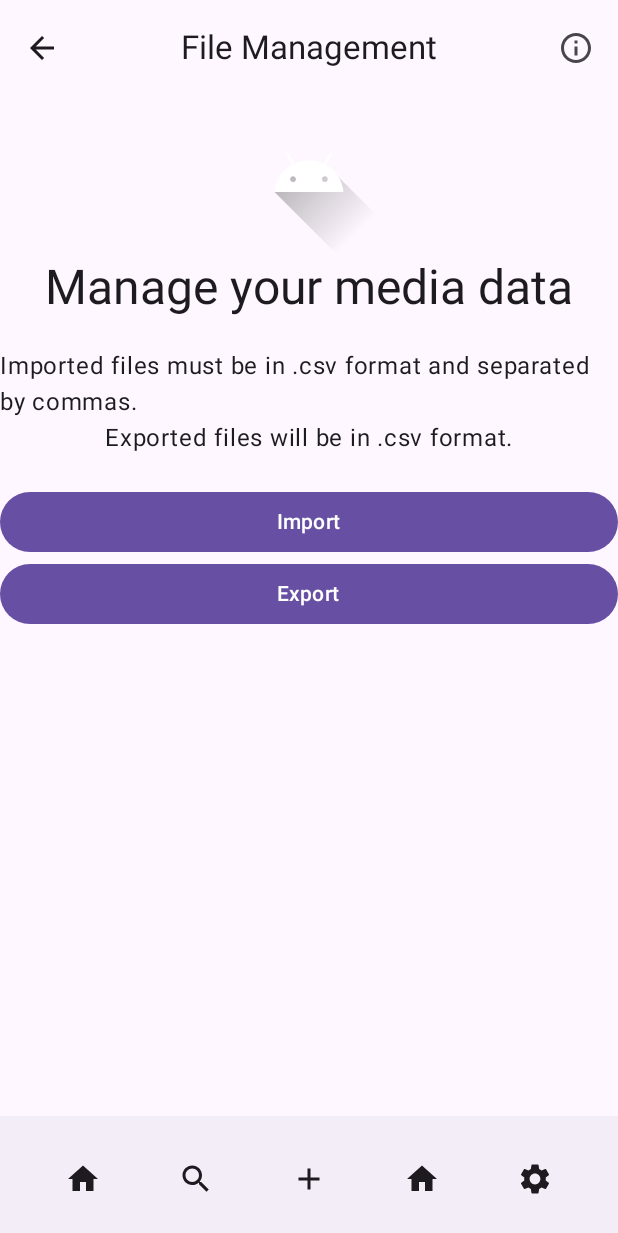
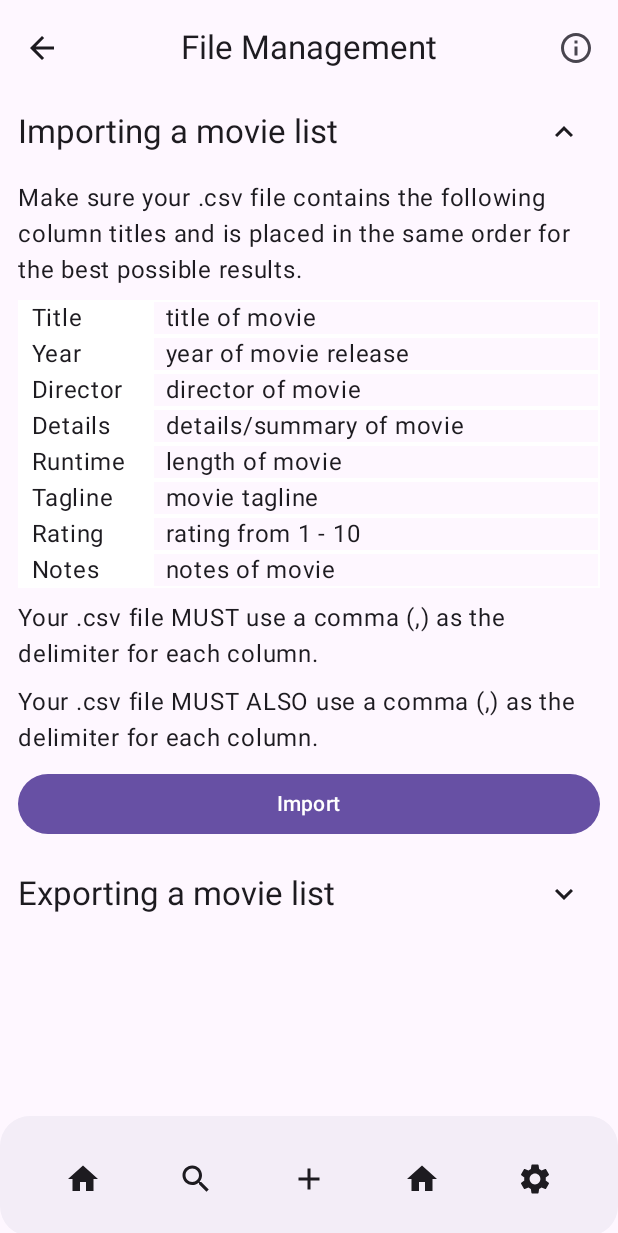
Before and after one commit to ISmoothI/MyMediaApp, an Android app built with Jetpack Compose: the Files screen opened through its navigation route, after a tap on "Import", on a phone screen of 412 x 824 dp. Shown: the top 1233 px of the screen. Run offline under Robolectric (Android 15) with nearby library versions, the phone set to English and light mode, and no system bars; our stand-ins replace Dagger/Hilt's generated code, Room's generated code; 1 other tap on this screen came first.

Commit message:
Updated Files screen and import/export options to account for commas in Strings

```diff
--- a/app/src/main/java/com/example/mediatracker/compose/Files.kt
+++ b/app/src/main/java/com/example/mediatracker/compose/Files.kt
@@ -5,16 +5,22 @@ import android.net.Uri
 import androidx.activity.compose.rememberLauncherForActivityResult
 import androidx.activity.result.contract.ActivityResultContracts
 import androidx.activity.result.contract.ActivityResultContracts.CreateDocument
-import androidx.compose.foundation.Image
+import androidx.compose.foundation.BorderStroke
+import androidx.compose.foundation.background
+import androidx.compose.foundation.border
+import androidx.compose.foundation.layout.Arrangement
 import androidx.compose.foundation.layout.Box
 import androidx.compose.foundation.layout.Column
-import androidx.compose.foundation.layout.Spacer
+import androidx.compose.foundation.layout.Row
 import androidx.compose.foundation.layout.fillMaxSize
 import androidx.compose.foundation.layout.fillMaxWidth
-import androidx.compose.foundation.layout.height
 import androidx.compose.foundation.layout.padding
+import androidx.compose.foundation.rememberScrollState
+import androidx.compose.foundation.verticalScroll
 import androidx.compose.material.icons.Icons
 import androidx.compose.material.icons.automirrored.filled.ArrowBack
+import androidx.compose.material.icons.filled.KeyboardArrowDown
+import androidx.compose.material.icons.filled.KeyboardArrowUp
 import androidx.compose.material.icons.outlined.Info
 import androidx.compose.material3.Button
 import androidx.compose.material3.CenterAlignedTopAppBar
@@ -26,7 +32,6 @@ import androidx.compose.material3.MaterialTheme
 import androidx.compose.material3.Scaffold
 import androidx.compose.material3.Text
 import androidx.compose.runtime.Composable
-import androidx.compose.runtime.LaunchedEffect
 import androidx.compose.runtime.collectAsState
 import androidx.compose.runtime.getValue
 import androidx.compose.runtime.mutableStateOf
@@ -34,18 +39,16 @@ import androidx.compose.runtime.remember
 import androidx.compose.runtime.setValue
 import androidx.compose.ui.Alignment
 import androidx.compose.ui.Modifier
+import androidx.compose.ui.graphics.Color
 import androidx.compose.ui.platform.LocalContext
-import androidx.compose.ui.res.painterResource
 import androidx.compose.ui.tooling.preview.Preview
 import androidx.compose.ui.unit.dp
 import androidx.hilt.navigation.compose.hiltViewModel
 import androidx.navigation.NavHostController
 import androidx.navigation.compose.rememberNavController
-import com.example.mediatracker.R
 import com.example.mediatracker.data.movie.Movie
 import com.example.mediatracker.data.movie.MovieViewModel
 import java.io.InputStream
-import java.net.URI
 
 @Preview(showBackground = true)
 @Composable
@@ -59,26 +62,29 @@ fun importFile(movieViewModel: MovieViewModel, context: Context, csvUri: Uri) {
     //get file location picked by user via URI and read the data
     val inputStream: InputStream? = context.contentResolver.openInputStream(csvUri)
     val reader = inputStream?.bufferedReader()
+    val regex = Regex("\"([^\"]*)\",(\\d{4}),\"([^\"]*)\",\"([^\"]*)\",(\\d+),\"([^\"]*)\",(\\d{1,2}),\"([^\"]*)\"")
 
     //read header line and skip it
     reader?.readLine()
 
     //read each movie entry and add to database
     reader?.forEachLine { line ->
-        val movieCSVLine = line.split(",")
+        val movieRegexVals = regex.findAll(line)
 
-        movieViewModel.upsertMovie(Movie(
-            title = movieCSVLine[1],
-            year = movieCSVLine[2].toInt(),
-            director = movieCSVLine[3],
-            body = movieCSVLine[4],
-            runtime = movieCSVLine[5].toInt(),
-            tagline = movieCSVLine[6],
-            rating = movieCSVLine[7].toInt(),
-            note = movieCSVLine[8],
-            ownPhysical = (movieCSVLine[9] == "true"),
-            ownDigital = (movieCSVLine[10] == "true")
-        ))
+        movieRegexVals.forEach { match ->
+            movieViewModel.upsertMovie(Movie(
+                title = match.groupValues[1],
+                year = match.groupValues[2].toInt(),
+                director = match.groupValues[3],
+                body = match.groupValues[4],
+                runtime = match.groupValues[5].toInt(),
+                tagline = match.groupValues[6],
+                rating = match.groupValues[7].toInt(),
+                note = match.groupValues[8],
+                ownPhysical = false,
+                ownDigital = false
+            ))
+        }
     }
 
     inputStream?.close()
@@ -89,16 +95,31 @@ fun exportFile(context: Context, dirUri: Uri, movieList: List<Movie>) {
     val bw = context.contentResolver.openOutputStream(dirUri)
 
     //write the headers
-    bw?.write(("uid,title,year,director,body,runtime,tagline,rating,note,own_physical,own_digital\n").toByteArray())
+    bw?.write(("title,year,director,body,runtime,tagline,rating,note\n").toByteArray())
 
     //write each movie entry into the csv file
     movieList.forEach { movie ->
-        bw?.write(("${movie.movieId},${movie.title},${movie.year},${movie.director},${movie.body},${movie.runtime},${movie.tagline},${movie.rating},${movie.note},${movie.ownPhysical},${movie.ownDigital}\n").toByteArray())
+        bw?.write(("\"${movie.title}\",${movie.year},\"${movie.director}\",\"${movie.body}\",${movie.runtime},\"${movie.tagline}\",${movie.rating},\"${movie.note}\"\n").toByteArray())
         println(movie.toString())
     }
 
     bw?.flush()
     bw?.close()
+}
+
+fun fileColumn(): Map<String, String> {
+    val columnMap: Map<String, String> = mapOf(
+        "Title" to "title of movie",
+        "Year" to "year of movie release",
+        "Director" to "director of movie",
+        "Details" to "details/summary of movie",
+        "Runtime" to "length of movie",
+        "Tagline" to "movie tagline",
+        "Rating" to "rating from 1 - 10",
+        "Notes" to "notes of movie",
+    )
+
+    return columnMap
 }
 
 @OptIn(ExperimentalMaterial3Api::class)
@@ -107,8 +128,12 @@ fun Files(navController: NavHostController, movieViewModel: MovieViewModel = hil
     val context = LocalContext.current
     val movieList by movieViewModel.entries.collectAsState()
     val isListLoading by movieViewModel.isLoading.collectAsState()
+    val scrollState = rememberScrollState()
     var isImportLoading by remember { mutableStateOf(false) }
     var isExportLoading by remember { mutableStateOf(false) }
+    var showImportInfo by remember { mutableStateOf(false) }
+    var showExportInfo by remember { mutableStateOf(false) }
+    val columnMap = fileColumn()
 
     val importLauncher = rememberLauncherForActivityResult(ActivityResultContracts.GetContent()) { csvUri ->
         if (csvUri != null) {
@@ -149,24 +174,60 @@ fun Files(navController: NavHostController, movieViewModel: MovieViewModel = hil
                 )
             }
         ) { innerPadding ->
-            Column(modifier = Modifier.padding(innerPadding).fillMaxSize(), horizontalAlignment = Alignment.CenterHorizontally) {
-                Image(painter = painterResource(id = R.drawable.ic_launcher_foreground), contentDescription = null)
-                Text(text = "Manage your media data", style = MaterialTheme.typography.headlineLarge)
-                Spacer(Modifier.height(20.dp))
-
-                Text(text = "Imported files must be in .csv format and separated by commas.", style = MaterialTheme.typography.bodyLarge)
-                Text(text = "Exported files will be in .csv format.", style = MaterialTheme.typography.bodyLarge)
-                Spacer(Modifier.height(20.dp))
-
+            Column(modifier = Modifier.padding(innerPadding).padding(horizontal = 12.dp).verticalScroll(scrollState).fillMaxSize(), horizontalAlignment = Alignment.CenterHorizontally, verticalArrangement = Arrangement.spacedBy(12.dp)) {
+                Column(verticalArrangement = Arrangement.spacedBy(8.dp)) {
+                    Row(modifier = Modifier.fillMaxWidth(), verticalAlignment = Alignment.CenterVertically, horizontalArrangement = Arrangement.SpaceBetween) {
+                        Text(text = "Importing a movie list", style = MaterialTheme.typography.titleLarge)
+                        IconButton(onClick = { showImportInfo = !showImportInfo }) {
+                            Icon(imageVector = if(showImportInfo) Icons.Default.KeyboardArrowUp else Icons.Default.KeyboardArrowDown, contentDescription = "Import information bar opened")
+                        }
+                    }
+                    if(showImportInfo) {
+                        Text(
+                            text = "Make sure your .csv file contains the following column titles and is placed in the same order for the best possible results.",
+                            style = MaterialTheme.typography.bodyLarge
+                        )
+                        Column {
+                            columnMap.forEach { (header, description) ->
+                                Row(modifier = Modifier.fillMaxWidth()) {
+                                    Text(modifier = Modifier.background(color = MaterialTheme.colorScheme.onSecondary).border(BorderStroke(1.dp, Color.White)).weight(0.3f), text = "  $header", style = MaterialTheme.typography.bodyLarge)
+                                    Text(modifier = Modifier.border(BorderStroke(1.dp, Color.White)).weight(1f), text = "  $description", style = MaterialTheme.typography.bodyLarge)
+                                }
+                            }
+                        }
+                        Text(
+                            text = "Your .csv file MUST use a comma (,) as the delimiter for each column. ",
+                            style = MaterialTheme.typography.bodyLarge
+                        )
+                        Text(
+                            text = "Your .csv file MUST ALSO use a comma (,) as the delimiter for each column. ",
+                            style = MaterialTheme.typography.bodyLarge
+                        )
+                        Button(modifier = Modifier.fillMaxWidth(), onClick = { importLauncher.launch("*/*") }) {
+                            Text("Import")
+                        }
+                    }
+                }
                 Column(modifier = Modifier.fillMaxWidth()) {
-                    Button(modifier = Modifier.fillMaxWidth(), onClick = {
-                        movieViewModel.getAllMovies()
-                        importLauncher.launch("*/*")
-                    }) {
-                        Text("Import")
+                    Row(modifier = Modifier.fillMaxWidth(), verticalAlignment = Alignment.CenterVertically, horizontalArrangement = Arrangement.SpaceBetween) {
+                        Text(text = "Exporting a movie list", style = MaterialTheme.typography.titleLarge)
+                        IconButton(onClick = {
+                            movieViewModel.getAllMovies()
+                            showExportInfo = !showExportInfo
+                        }) {
+                            Icon(imageVector = if(showExportInfo) Icons.Default.KeyboardArrowUp else Icons.Default.KeyboardArrowDown, contentDescription = "Export information bar opened")
+                        }
                     }
-                    Button(modifier = Modifier.fillMaxWidth(), onClick = { exportLauncher.launch("movies.csv") }) {
-                        Text("Export")
+                    if(showExportInfo) {
+                        Text(
+                            text = "Choose the directory where you want your .csv file, which will contain all of your inserted movie information, to be placed.",
+                            style = MaterialTheme.typography.bodyLarge
+                        )
+                        Button(
+                            modifier = Modifier.fillMaxWidth(),
+                            onClick = { exportLauncher.launch("movies.csv") }) {
+                            Text("Export")
+                        }
                     }
                 }
             }
--- a/app/src/main/java/com/example/mediatracker/compose/MainActivity.kt
+++ b/app/src/main/java/com/example/mediatracker/compose/MainActivity.kt
@@ -1,51 +1,40 @@
 package com.example.mediatracker.compose
 
-import android.annotation.SuppressLint
+//import com.example.mediatracker.ui.theme.MediaTrackerTheme
 import android.os.Bundle
 import androidx.activity.ComponentActivity
 import androidx.activity.compose.setContent
 import androidx.activity.enableEdgeToEdge
 import androidx.compose.foundation.layout.Arrangement
 import androidx.compose.foundation.layout.Box
-import androidx.compose.foundation.layout.Column
 import androidx.compose.foundation.layout.Row
 import androidx.compose.foundation.layout.fillMaxWidth
 import androidx.compose.foundation.layout.padding
-import androidx.compose.foundation.verticalScroll
+import androidx.compose.foundation.shape.RoundedCornerShape
 import androidx.compose.material.icons.Icons
 import androidx.compose.material.icons.filled.Add
-import androidx.compose.material.icons.filled.Clear
 import androidx.compose.material.icons.filled.Close
 import androidx.compose.material.icons.filled.Home
 import androidx.compose.material.icons.filled.Search
 import androidx.compose.material.icons.filled.Settings
-import androidx.compose.material.icons.outlined.Email
 import androidx.compose.material.icons.outlined.Home
 import androidx.compose.material.icons.outlined.Info
-import androidx.compose.material.icons.outlined.PlayArrow
 import androidx.compose.material.icons.outlined.Settings
 import androidx.compose.material.icons.outlined.Warning
 import androidx.compose.material3.BottomAppBar
-import androidx.compose.material3.Card
 import androidx.compose.material3.DrawerValue
 import androidx.compose.material3.HorizontalDivider
 import androidx.compose.material3.Icon
 import androidx.compose.material3.IconButton
-import androidx.compose.material3.IconButtonColors
 import androidx.compose.material3.MaterialTheme
 import androidx.compose.material3.ModalDrawerSheet
 import androidx.compose.material3.ModalNavigationDrawer
 import androidx.compose.material3.NavigationDrawerItem
-import androidx.compose.material3.OutlinedTextField
 import androidx.compose.material3.Scaffold
 import androidx.compose.material3.Surface
 import androidx.compose.material3.Text
-import androidx.compose.material3.TextButton
-import androidx.compose.material3.TextField
 import androidx.compose.material3.rememberDrawerState
 import androidx.compose.runtime.Composable
-import androidx.compose.runtime.LaunchedEffect
-import androidx.compose.runtime.collectAsState
 import androidx.compose.runtime.getValue
 import androidx.compose.runtime.mutableStateOf
 import androidx.compose.runtime.remember
@@ -53,23 +42,17 @@ import androidx.compose.runtime.rememberCoroutineScope
 import androidx.compose.runtime.setValue
 import androidx.compose.ui.Alignment
 import androidx.compose.ui.Modifier
-import androidx.compose.ui.graphics.Color
+import androidx.compose.ui.draw.clip
 import androidx.compose.ui.tooling.preview.Preview
 import androidx.compose.ui.unit.dp
-import androidx.compose.ui.window.Dialog
-import androidx.hilt.navigation.compose.hiltViewModel
-import androidx.navigation.NavController
 import androidx.navigation.NavType
 import androidx.navigation.compose.NavHost
 import androidx.navigation.compose.composable
 import androidx.navigation.compose.rememberNavController
 import androidx.navigation.navArgument
 import com.example.mediatracker.Screens
-import com.example.mediatracker.data.movie.Movie
-import com.example.mediatracker.data.movie.MovieViewModel
 import com.example.mediatracker.ui.theme.AppTheme
 import dagger.hilt.android.AndroidEntryPoint
-//import com.example.mediatracker.ui.theme.MediaTrackerTheme
 import kotlinx.coroutines.launch
 
 @AndroidEntryPoint
@@ -103,7 +86,7 @@ fun ScaffoldNavBar() {
     Scaffold(
         bottomBar = {
             BottomAppBar(
-                modifier = Modifier.fillMaxWidth(),
+                modifier = Modifier.clip(RoundedCornerShape(20.dp)),
                 actions = {
                     Row(modifier = Modifier.fillMaxWidth(), horizontalArrangement = Arrangement.SpaceEvenly) {
                         IconButton(onClick = { navController.navigate("home") }) {
```
